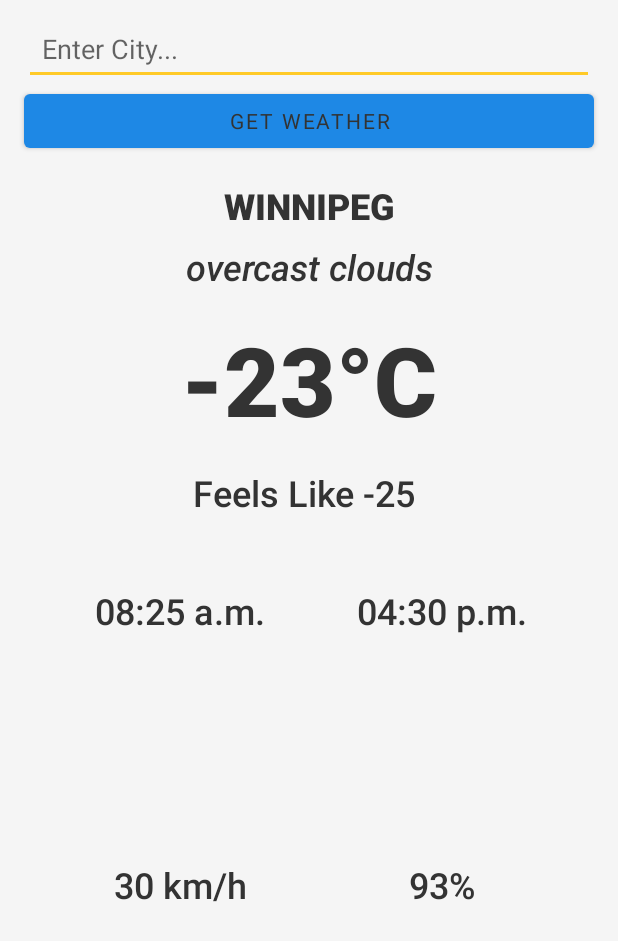
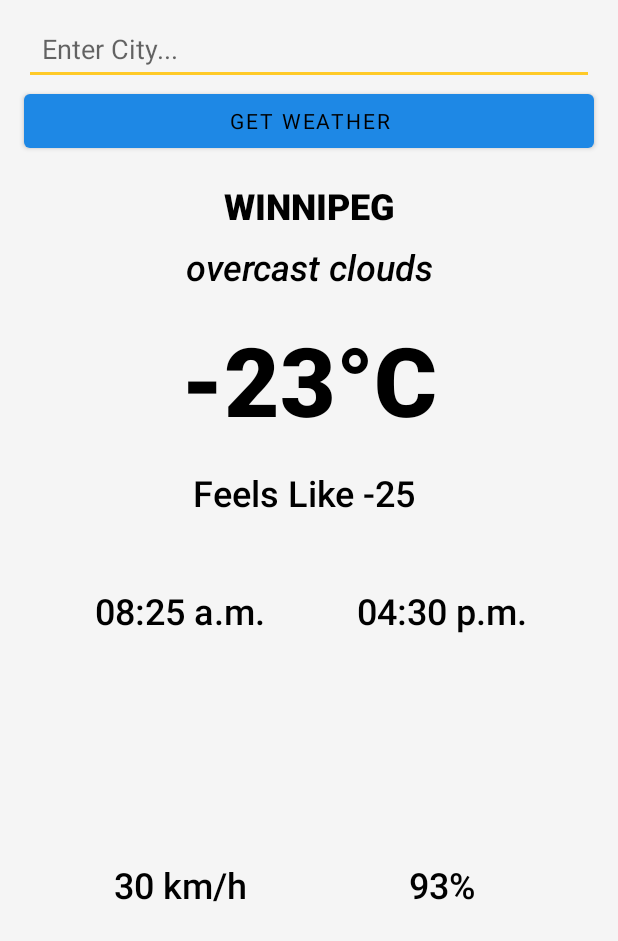
Before and after one commit to daniyal-h/weather-wise-app, an Android app built with Jetpack Compose: the layout layout.xml on its own in the app's theme, with its tools: preview values and no code run, on a phone screen of 412 x 824 dp. Shown: the top 941 px of the screen. Run offline under Robolectric (Android 15) with nearby library versions, the phone set to English and light mode, and no system bars.

Commit message:
altered UI

```diff
--- a/app/build.gradle.kts
+++ b/app/build.gradle.kts
@@ -58,7 +58,8 @@ dependencies {
     implementation("androidx.compose.material3:material3")
     implementation("androidx.appcompat:appcompat:1.7.0")
     implementation("androidx.constraintlayout:constraintlayout:2.2.0")
-    implementation("com.google.android.material:material:1.12.0")
+    implementation ("androidx.core:core:1.13.0")
+    implementation("com.google.android.material:material:1.11.0")
     implementation("com.airbnb.android:lottie:5.2.0")
     implementation("org.json:json:20230618")
     implementation("com.android.volley:volley:1.2.1")
--- a/app/src/main/res/layout/layout.xml
+++ b/app/src/main/res/layout/layout.xml
@@ -2,7 +2,7 @@
 <androidx.constraintlayout.widget.ConstraintLayout xmlns:android="http://schemas.android.com/apk/res/android"
     xmlns:app="http://schemas.android.com/apk/res-auto"
     xmlns:tools="http://schemas.android.com/tools"
-    android:id="@+id/linearLayout"
+    android:id="@+id/root_layout"
     android:layout_width="match_parent"
     android:layout_height="match_parent">
 
@@ -105,14 +105,13 @@
         android:id="@+id/sunset_label_text_view"
         android:layout_width="wrap_content"
         android:layout_height="wrap_content"
-        android:layout_marginTop="20dp"
         android:layout_marginEnd="96dp"
         android:fontFamily="sans-serif-condensed"
         android:text="Sunset"
         android:textSize="16sp"
         android:visibility="invisible"
         app:layout_constraintEnd_toEndOf="parent"
-        app:layout_constraintTop_toBottomOf="@+id/feels_like_text_view" />
+        app:layout_constraintTop_toTopOf="@+id/sunrise_label_text_view" />
 
     <TextView
         android:id="@+id/sunrise_text_view"
--- a/app/src/main/res/values/colors.xml
+++ b/app/src/main/res/values/colors.xml
@@ -9,8 +9,15 @@
     <color name="primary">#1E88E5</color> <!-- Blue -->
     <color name="primaryVariant">#1565C0</color> <!-- Darker Blue -->
     <color name="secondary">#FFCA28</color> <!-- Yellow -->
-    <color name="background">#F5F5F5</color>
+    <color name="day_background">#F5F5F5</color>
     <color name="white">#FFFFFF</color>
     <color name="light_gray">#CCCCCC</color>
-    <color name="text_dark">#333333</color>
+    <color name="text_dark">#000000</color>
+    <color name="night_background">#98a1f3</color>
+    <color name="night_primary">#1A237E</color> <!-- Indigo -->
+    <color name="night_primary_variant">#0D133C</color> <!-- Darker Indigo -->
+    <color name="night_secondary">#FFAB00</color> <!-- Amber for contrast -->
+    <color name="background_dark">#121212</color> <!-- Almost Black -->
+    <color name="text_light">#FFFFFF</color> <!-- White -->
+    <color name="text_secondary_light">#B3B3B3</color> <!-- Light Gray -->
 </resources>
--- a/app/src/main/res/values/themes.xml
+++ b/app/src/main/res/values/themes.xml
@@ -3,8 +3,7 @@
         <item name="colorPrimary">@color/primary</item>
         <item name="colorPrimaryVariant">@color/primaryVariant</item>
         <item name="colorSecondary">@color/secondary</item>
-        <item name="android:colorBackground">@color/background</item>
-        <item name="android:fontFamily">@font/lato_regular</item>
-        <item name="android:textColor">@color/text_dark</item> <!-- Add this -->
+        <item name="android:colorBackground">@color/day_background</item>
+        <item name="android:textColor">@color/text_dark</item>
     </style>
 </resources>
```
Also changed, not shown: app/src/main/java/com/daniyalh/WeatherWiseApp/objects/City.java (+6 -3 lines), app/src/main/java/com/daniyalh/WeatherWiseApp/presentation/MainActivity.java (+15 -7 lines), app/src/main/res/values/styles.xml (deleted, +0 -14 lines), app/src/main/res/font/domine_bold.ttf (deleted), app/src/main/res/font/domine_medium.ttf (deleted), app/src/main/res/font/domine_regular.ttf (deleted), app/src/main/res/font/domine_semi_bold.ttf (deleted), app/src/main/res/font/lato_bold.ttf (deleted), app/src/main/res/font/lato_boldo.ttf (deleted), app/src/main/res/font/lato_regular.ttf (deleted).
